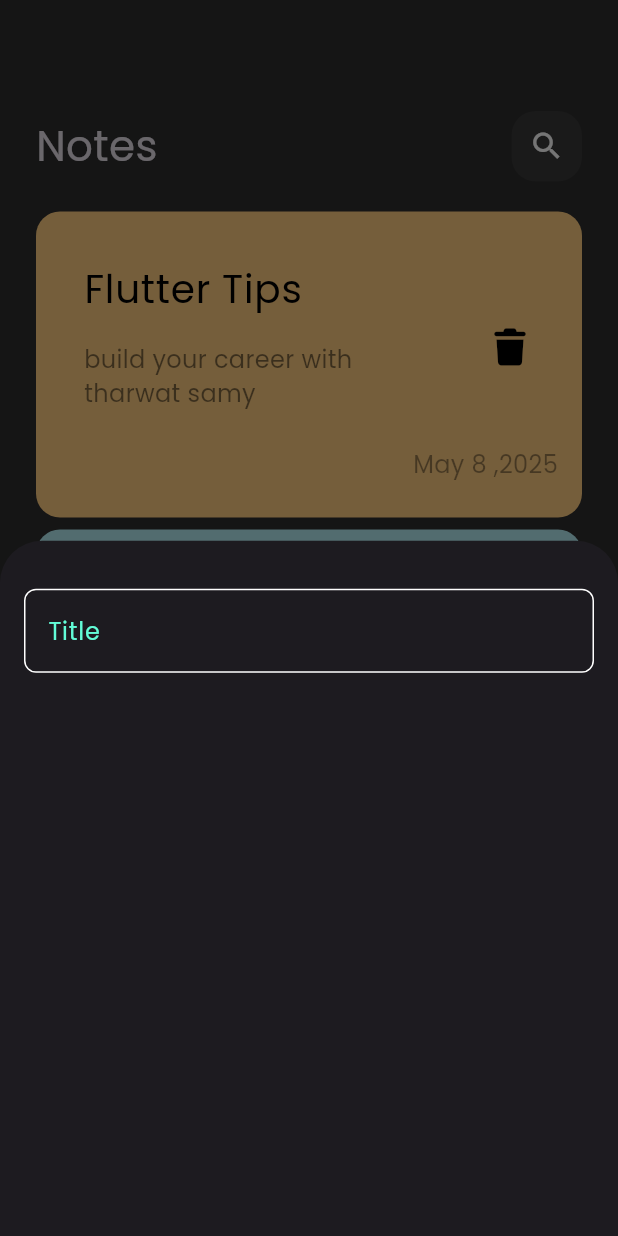
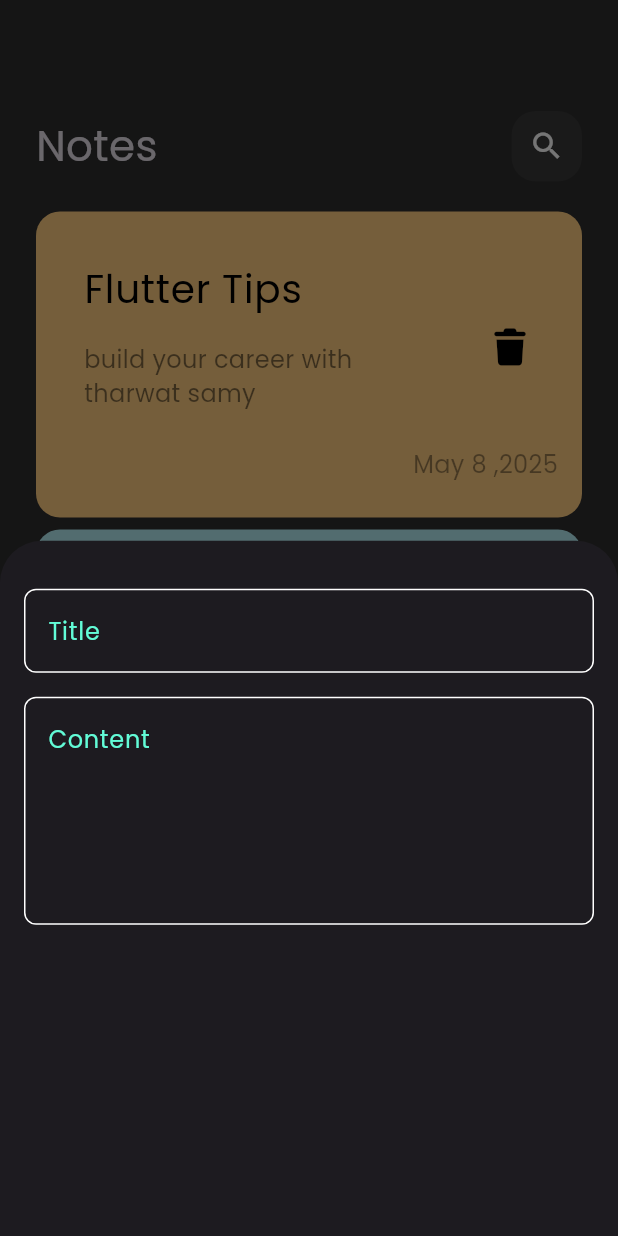
Before and after one commit to mohamedamged22/notes_app, a Flutter app: the screen it shows after launch, after a tap on the "add" icon, on a phone screen of 412 x 824 dp. Run offline on Flutter 3.47's test engine with Material 3 defaults, Android fonts, the phone set to English and light mode, and no system bars; our stand-ins replace font_awesome_flutter.

Commit message:
add fileds to buttom sheet

```diff
--- a/lib/views/widgets/custom_model_sheet.dart
+++ b/lib/views/widgets/custom_model_sheet.dart
@@ -8,7 +8,14 @@
   Widget build(BuildContext context) {
     return Padding(
       padding: const EdgeInsets.symmetric(horizontal: 16.0),
-      child: Column(children: [SizedBox(height: 32), CustomTextField(hintText: 'Title',)]),
+      child: Column(
+        children: [
+          SizedBox(height: 32),
+          CustomTextField(hintText: 'Title'),
+          SizedBox(height: 16),
+          CustomTextField(hintText: 'Content', maxLines: 5),
+        ],
+      ),
     );
   }
 }
--- a/lib/views/widgets/custom_text_field.dart
+++ b/lib/views/widgets/custom_text_field.dart
@@ -8,14 +8,17 @@
     this.inputType,
     this.onChanged,
     this.obscureText = false,
+    this.maxLines = 1,
   });
   Function(String)? onChanged;
+  final int? maxLines;
   String? hintText;
   TextInputType? inputType;
   bool? obscureText;
   @override
   Widget build(BuildContext context) {
     return TextField(
+      maxLines: maxLines,
       cursorColor: kPrimaryColor,
       obscureText: obscureText!,
       onChanged: onChanged,
```
